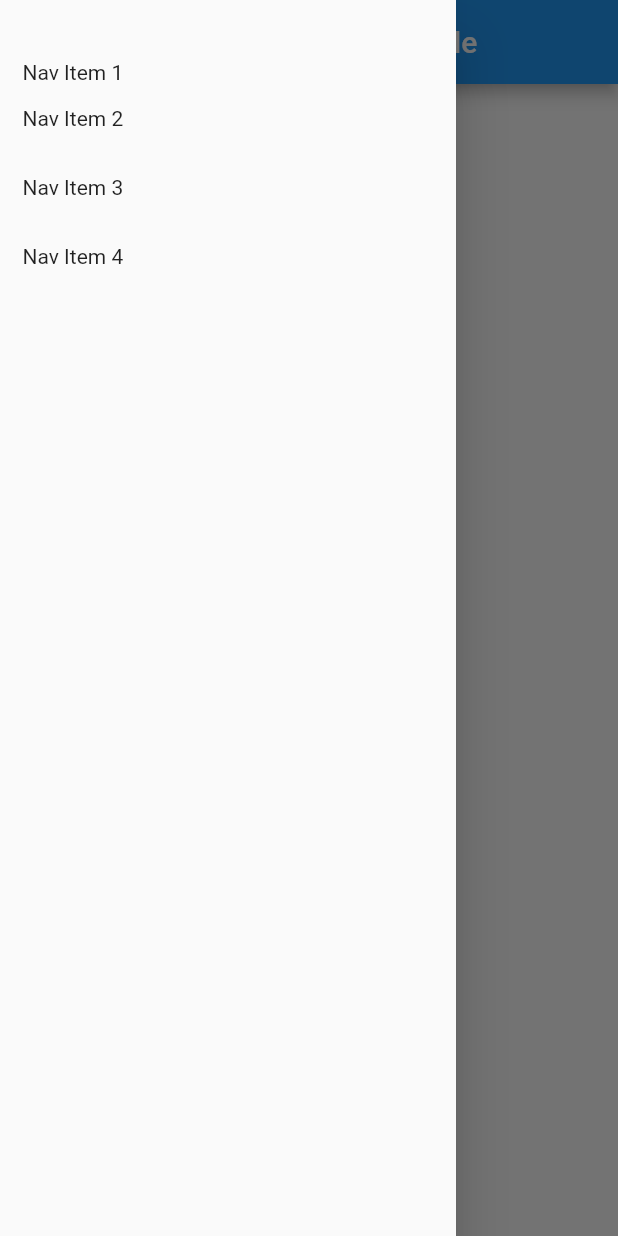
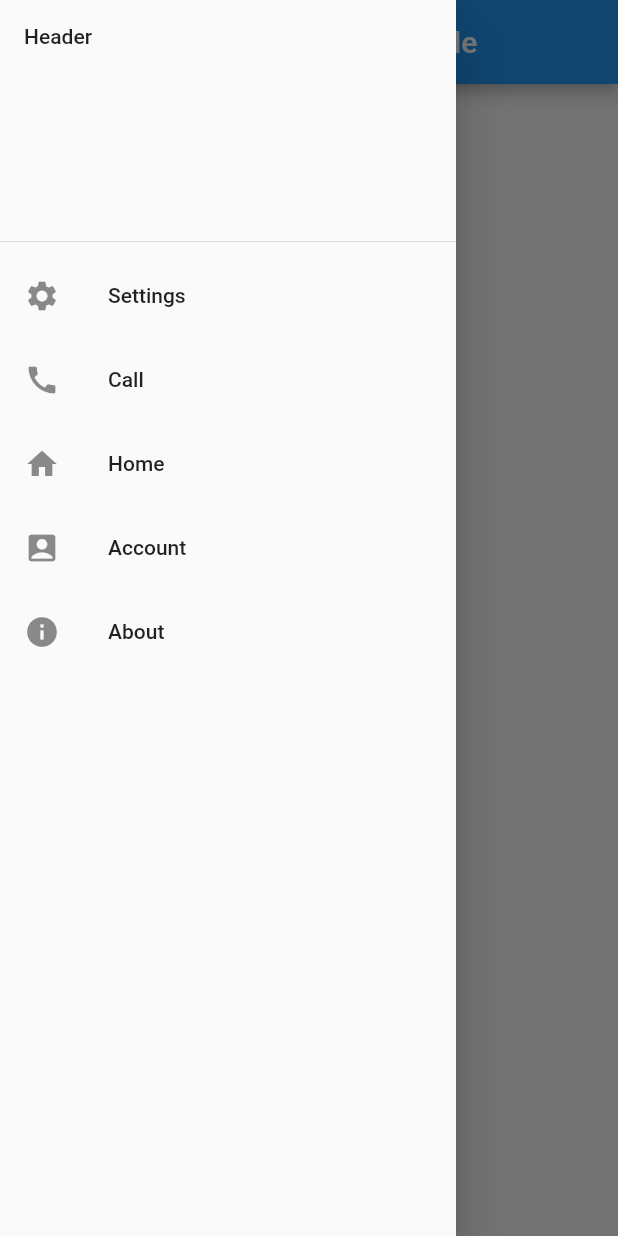
Before and after one commit to nisrulz/flutter-examples, a Flutter app: the screen it shows after launch, with the side drawer open, on a phone screen of 412 x 824 dp. Run offline on Flutter 3.47's test engine with Material 2 defaults, Android fonts, the phone set to English and light mode, and no system bars.

Commit message:
updated: navigation_drawer example with better implementation

```diff
--- a/navigation_drawer/lib/main.dart
+++ b/navigation_drawer/lib/main.dart
@@ -7,14 +7,24 @@ void main() {
 class MyDrawerApp extends StatelessWidget {
   @override
   Widget build(BuildContext context) {
-    ListView listView = new ListView(
-      children: <Widget>[
-        getPaddedFirstText("Nav Item 1"),
-        getPaddedText("Nav Item 2"),
-        getPaddedText("Nav Item 3"),
-        getPaddedText("Nav Item 4"),
-      ],
-    );
+    var headerChild = new DrawerHeader(child: new Text("Header"));
+    var aboutChild = new AboutListTile(
+        child: new Text("About"),
+        applicationName: "Application Name",
+        applicationVersion: "v1.0.0",
+        applicationIcon: new Icon(Icons.adb),
+        icon: new Icon(Icons.info));
+
+    var myNavChildren = [
+      headerChild,
+      getNavItem(Icons.settings, "Settings"),
+      getNavItem(Icons.call, "Call"),
+      getNavItem(Icons.home, "Home"),
+      getNavItem(Icons.account_box, "Account"),
+      aboutChild
+    ];
+
+    ListView listView = new ListView(children: myNavChildren);
     Drawer myDrawer = new Drawer(
       child: listView,
     );
@@ -31,15 +41,10 @@ class MyDrawerApp extends StatelessWidget {
     );
   }
 
-  Padding getPaddedFirstText(var data) {
-    return new Padding(
-        child: new Text(data),
-        padding: const EdgeInsets.only(
-            left: 15.0, right: 15.0, bottom: .0, top: 40.0));
-  }
-
-  Padding getPaddedText(var data) {
-    return new Padding(
-        child: new Text(data), padding: const EdgeInsets.all(15.0));
+  ListTile getNavItem(var icon, String s) {
+    return new ListTile(
+      leading: new Icon(icon),
+      title: new Text(s),
+    );
   }
 }
```
